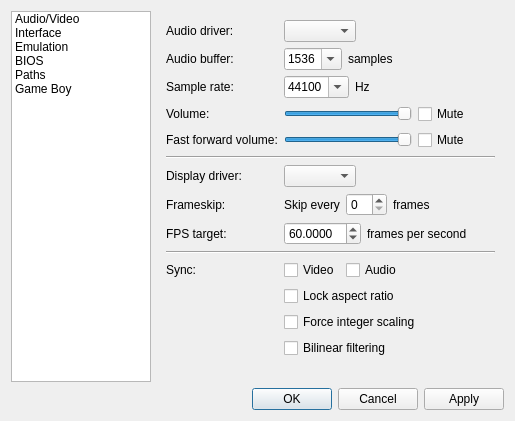
Qt form Libretro/mgba/src/platform/qt/SettingsView.ui (kiddreads/Avalon-copy2) before a commit.
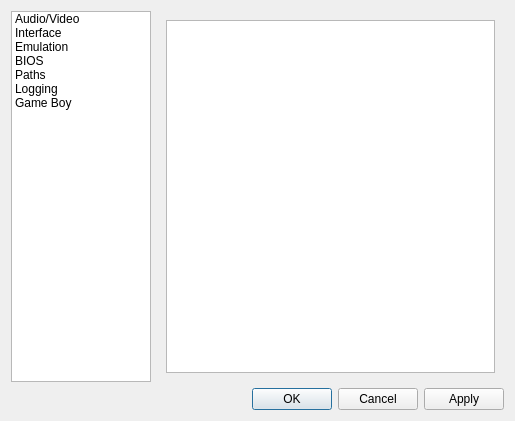
The same form after that commit.

Commit message: Qt: Revamp logging configuration

The edit to the form file:
```diff
--- a/Libretro/mgba/src/platform/qt/SettingsView.ui
+++ b/Libretro/mgba/src/platform/qt/SettingsView.ui
@@ -65,6 +65,11 @@
        <string>Paths</string>
       </property>
      </item>
+     <item>
+      <property name="text">
+       <string>Logging</string>
+      </property>
+     </item>
      <item>
       <property name="text">
        <string>Game Boy</string>
@@ -82,7 +87,7 @@
    <item row="1" column="1">
     <widget class="QStackedWidget" name="stackedWidget">
      <property name="currentIndex">
-      <number>0</number>
+      <number>5</number>
      </property>
      <widget class="QWidget" name="av">
       <layout class="QFormLayout" name="formLayout">
@@ -1205,6 +1210,20 @@
        </item>
       </layout>
      </widget>
+     <widget class="QWidget" name="logging">
+      <layout class="QGridLayout" name="a">
+       <item row="0" column="0">
+        <widget class="QTableView" name="loggingView">
+         <attribute name="horizontalHeaderDefaultSectionSize">
+          <number>0</number>
+         </attribute>
+         <attribute name="horizontalHeaderMinimumSectionSize">
+          <number>0</number>
+         </attribute>
+        </widget>
+       </item>
+      </layout>
+     </widget>
      <widget class="QWidget" name="gb">
       <layout class="QFormLayout" name="formLayout_1">
        <item row="0" column="0">
```
Left out of the diff: 14 changed lines with no effect on the pictures. The commit also changes 18 other files.
